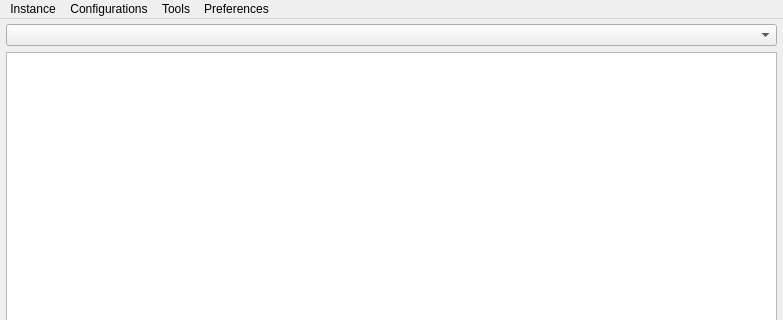
Old version of the form window_designs/main_window.ui in the repository BLANK-TH/RCONClient; both pictures show x 0 to 783 and y 0 to 320 of the 783 by 683 pixel window.
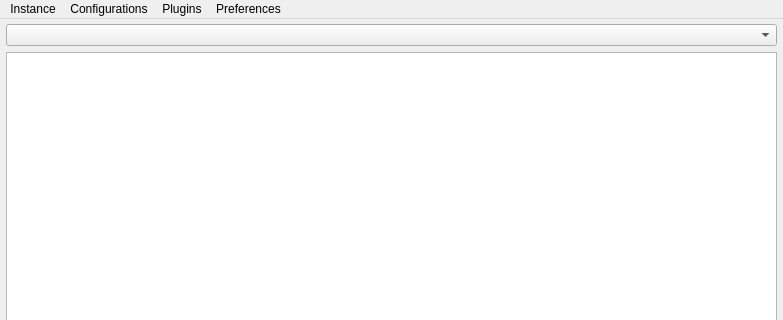
New version of the form. Icons and pictures are not drawn.

Commit message: Experimental plugin interface

```diff
--- a/window_designs/main_window.ui
+++ b/window_designs/main_window.ui
@@ -184,14 +184,14 @@
     <addaction name="action_instance_clear"/>
     <addaction name="action_instance_save"/>
    </widget>
-   <widget class="QMenu" name="menu_tools">
+   <widget class="QMenu" name="menu_plugins">
     <property name="title">
-     <string>Tools</string>
+     <string>Plugins</string>
     </property>
    </widget>
    <addaction name="menu_instance"/>
    <addaction name="menu_configs"/>
-   <addaction name="menu_tools"/>
+   <addaction name="menu_plugins"/>
    <addaction name="menu_preferences"/>
   </widget>
   <action name="action_config_new">
```
The commit also changes 3 other files.
